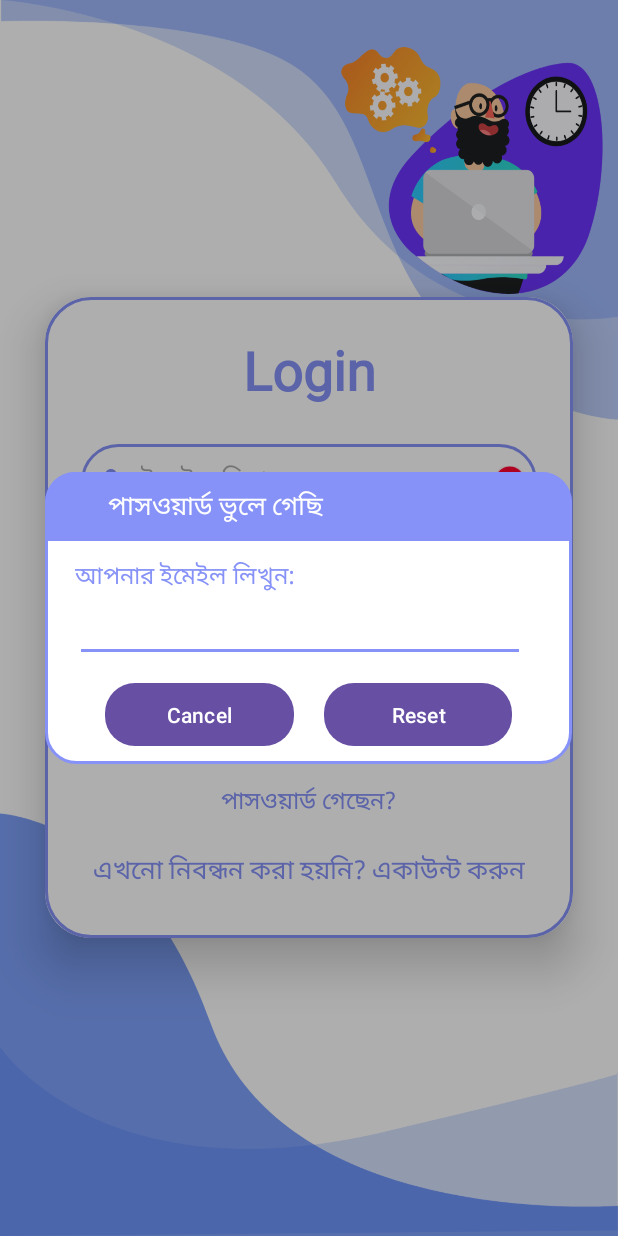
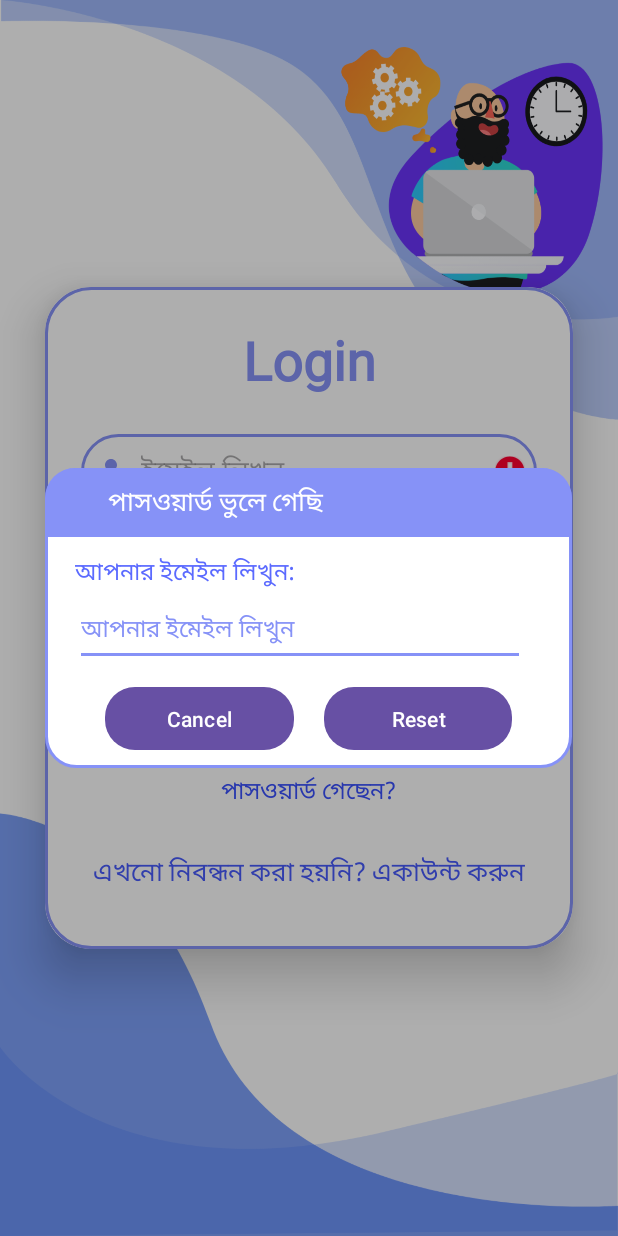
Before and after one commit to scmsohel/Point-Hub, an Android app: the LoginActivity screen opened directly, with no data from a screen before it, after a tap on "পাসওয়ার্ড গেছেন?", on a phone screen of 412 x 824 dp. Run offline under Robolectric (Android 15) with nearby library versions, the phone set to English and light mode, and no system bars; our stand-ins replace Firebase (no records; nobody signed in at launch, a user with empty details on screens opened directly); 1 other tap on this screen came first.

Commit message:
check plz

```diff
--- a/app/build.gradle
+++ b/app/build.gradle
@@ -8,11 +8,11 @@ android {
     compileSdk 34
 
     defaultConfig {
-        applicationId "com.wdtheprovider.inapppurchase"
+        applicationId "com.sc.pointhub"
         minSdk 24
         targetSdk 34
         versionCode 1
-        versionName "1.0"
+        versionName "1.1"
 
         testInstrumentationRunner "androidx.test.runner.AndroidJUnitRunner"
     }
@@ -43,6 +43,8 @@ dependencies {
     implementation 'pl.droidsonroids.gif:android-gif-drawable:1.2.29'
     implementation 'com.google.guava:guava:24.1-jre'
     implementation 'com.google.guava:listenablefuture:9999.0-empty-to-avoid-conflict-with-guava'
+    implementation 'com.onesignal:OneSignal:[5.0.0, 5.99.99]'
+    implementation libs.firebase.config
 
 
     def billing_version = "7.1.1"
--- a/app/src/main/AndroidManifest.xml
+++ b/app/src/main/AndroidManifest.xml
@@ -15,7 +15,8 @@
         android:roundIcon="@mipmap/ic_launcher_round"
         android:supportsRtl="true"
         android:theme="@style/Theme.PointHub"
-        tools:targetApi="31">
+        tools:targetApi="31"
+        android:name=".ApplicationClass">
 
         <activity
             android:name=".Withdraw"
--- a/app/src/main/java/com/sc/pointhub/Splash.java
+++ b/app/src/main/java/com/sc/pointhub/Splash.java
@@ -48,7 +48,7 @@ public class Splash extends AppCompatActivity {
                 startActivity(myIntent);
                 finish();
             }
-        }, 5000);
+        }, 3000);
     }
 }
         //==================================
--- a/app/src/main/res/layout/activity_login.xml
+++ b/app/src/main/res/layout/activity_login.xml
@@ -74,25 +74,25 @@
             <TextView
                 android:id="@+id/forgot_password"
                 android:layout_width="wrap_content"
-                android:layout_height="wrap_content"
+                android:layout_height="48dp"
                 android:layout_gravity="center"
                 android:layout_marginTop="8dp"
                 android:padding="8dp"
                 android:text="পাসওয়ার্ড গেছেন?"
-                android:textColor="@color/lavender"
+                android:textColor="#3A51FD"
                 android:textSize="16sp" />
 
 
             <TextView
                 android:id="@+id/signUpRedirectText"
                 android:layout_width="wrap_content"
-                android:layout_height="wrap_content"
+                android:layout_height="48dp"
                 android:layout_marginTop="5dp"
                 android:padding="8dp"
                 android:layout_gravity="center"
                 android:text="এখনো নিবন্ধন করা হয়নি? একাউন্ট করুন"
                 android:textAlignment="center"
-                android:textColor="@color/lavender"
+                android:textColor="#475AFB"
                 android:textSize="17sp" />
 
         </LinearLayout>
--- a/app/src/main/res/layout/activity_sign_up.xml
+++ b/app/src/main/res/layout/activity_sign_up.xml
@@ -32,7 +32,7 @@
                 android:textSize="32sp"
                 android:textAlignment="center"
                 android:textStyle="bold"
-                android:textColor="@color/lavender"/>
+                android:textColor="#8692F7"/>
 
             <EditText
                 android:layout_width="match_parent"
@@ -97,7 +97,7 @@
 
             <TextView
                 android:layout_width="wrap_content"
-                android:layout_height="wrap_content"
+                android:layout_height="48dp"
                 android:id="@+id/loginRedirectText"
                 android:text=" ইতিমধ্যে একজন ব্যবহারকারী? লগইন করুন"
                 android:layout_gravity="center"
--- a/app/src/main/res/layout/dialog_forgot.xml
+++ b/app/src/main/res/layout/dialog_forgot.xml
@@ -37,15 +37,16 @@
             android:layout_marginEnd="20dp"
             android:layout_marginTop="8dp"
             android:textSize="16sp"
-            android:textColor="@color/lavender"
+            android:textColor="#5B6AFF"
             app:layout_constraintTop_toBottomOf="@id/forgotTitle"
             app:layout_constraintBottom_toTopOf="@id/emailBox"/>
 
         <EditText
             android:layout_width="300dp"
-            android:layout_height="wrap_content"
+            android:layout_height="48dp"
             android:id="@+id/emailBox"
             android:textColor="@color/lavender"
+            android:text="আপনার ইমেইল লিখুন"
             android:textSize="16sp"
             android:layout_marginStart="20dp"
             android:layout_marginBottom="30dp"
--- a/gradle/libs.versions.toml
+++ b/gradle/libs.versions.toml
@@ -11,6 +11,7 @@ googleGmsGoogleServices = "4.4.2"
 firebaseAuth = "23.1.0"
 firebaseDatabase = "21.0.0"
 firebaseMessaging = "24.0.3"
+firebaseConfig = "22.0.1"
 
 [libraries]
 junit = { group = "junit", name = "junit", version.ref = "junit" }
@@ -23,6 +24,7 @@ constraintlayout = { group = "androidx.constraintlayout", name = "constraintlayo
 firebase-auth = { group = "com.google.firebase", name = "firebase-auth", version.ref = "firebaseAuth" }
 firebase-database = { group = "com.google.firebase", name = "firebase-database", version.ref = "firebaseDatabase" }
 firebase-messaging = { group = "com.google.firebase", name = "firebase-messaging", version.ref = "firebaseMessaging" }
+firebase-config = { group = "com.google.firebase", name = "firebase-config", version.ref = "firebaseConfig" }
 
 [plugins]
 android-application = { id = "com.android.application", version.ref = "agp" }
```
Also changed, not shown: app/src/main/java/com/sc/pointhub/PlayPointActivity.java (+12 -6 lines), 4 other files.
